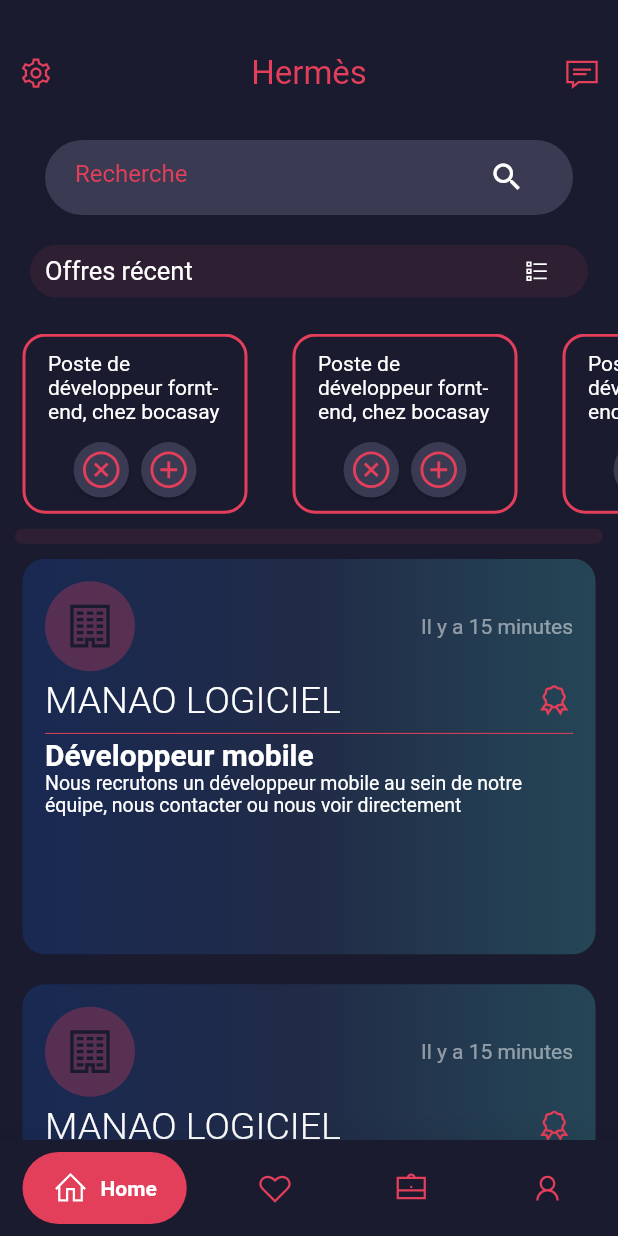
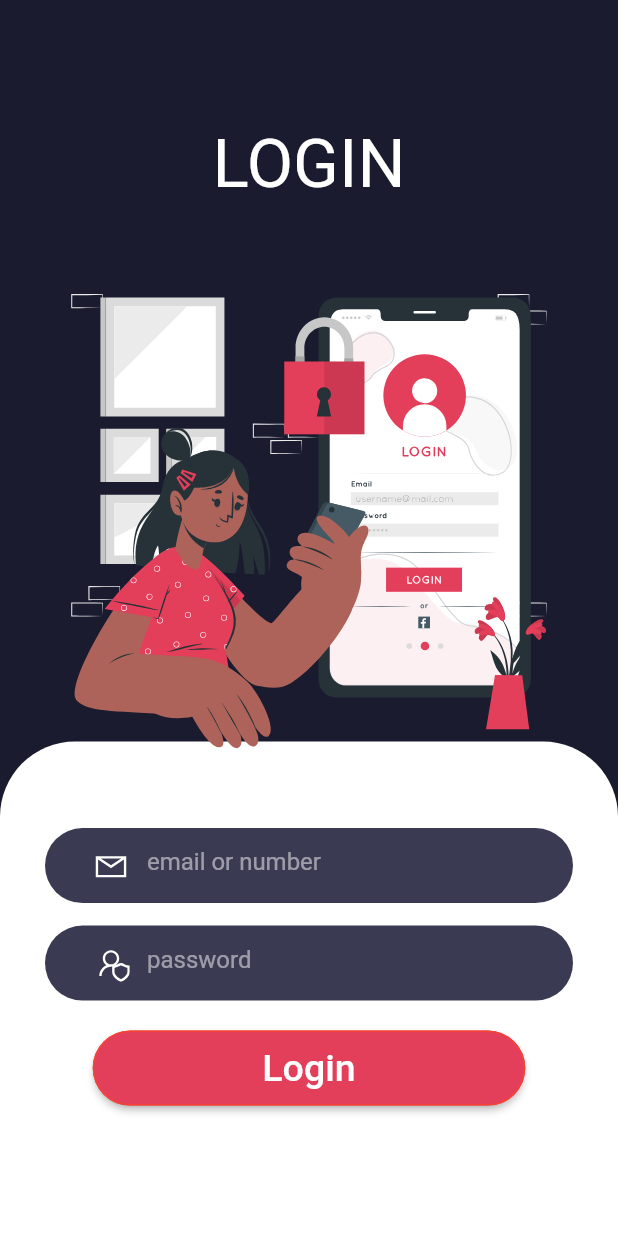
Before and after one commit to c3k4ah/Hermes, a Flutter app: the screen it shows after launch, on a phone screen of 412 x 824 dp. Run offline on Flutter 3.47's test engine with Material 2 defaults, Android fonts, the phone set to English and light mode, and no system bars; drawn by our look-alikes of google_nav_bar; our stand-ins replace flutter_custom_clippers, flutter_svg, get, line_icons, rounded_loading_button.

Commit message:
login screen done

```diff
--- a/lib/colors.dart
+++ b/lib/colors.dart
@@ -6,3 +6,4 @@ const Color blueDark = Color(0xff162447);
 const Color dark = Color(0xff1A1B2F);
 const Color darkSecond = Color(0xFF3A3B52);
 const Color white = Color(0xffffffff);
+const Color blancCasse = Color(0xFFECECEC);
--- a/lib/main.dart
+++ b/lib/main.dart
@@ -1,5 +1,6 @@
 import 'package:flutter/material.dart';
 import 'package:get/get.dart';
+import 'package:hermes/views/connexion.dart';
 import 'package:hermes/views/homeSreen.dart';
 import 'package:hermes/views/splash.dart';
 
@@ -13,7 +14,7 @@ class MyApp extends StatelessWidget {
   @override
   Widget build(BuildContext context) {
     Future.delayed(const Duration(milliseconds: 3000), () {
-      Get.offNamed('/home');
+      Get.offNamed('/connect');
     });
     return GetMaterialApp(
         theme: ThemeData(
@@ -24,6 +25,7 @@ class MyApp extends StatelessWidget {
         initialRoute: '/',
         routes: {
           '/': (context) => SplashScreen(),
+          '/connect': (context) => ConnectPage(),
           '/home': (context) => Home(),
         });
   }
--- /dev/null
+++ b/lib/views/connexion.dart
@@ -0,0 +1,160 @@
+// ignore_for_file: unused_import
+
+import 'dart:async';
+import 'package:flutter_svg/flutter_svg.dart';
+import 'package:flutter/material.dart';
+import 'package:flutter_custom_clippers/flutter_custom_clippers.dart';
+import 'package:get/get.dart';
+import 'package:hermes/colors.dart';
+import 'package:line_icons/line_icons.dart';
+import 'package:rounded_loading_button/rounded_loading_button.dart';
+
+class ConnectPage extends StatelessWidget {
+  ConnectPage({Key? key}) : super(key: key);
+
+  @override
+  Widget build(BuildContext context) {
+    return Scaffold(
+      body: SingleChildScrollView(
+        child: Column(
+          children: [
+            Container(
+              height: Get.height,
+              width: Get.width,
+              color: dark,
+              child: Stack(
+                alignment: Alignment.bottomCenter,
+                //mainAxisAlignment: MainAxisAlignment.end,
+                children: [
+                  Positioned(
+                    top: Get.height * .1,
+                    child: Center(
+                      child: Text(
+                        "LOGIN",
+                        style: TextStyle(fontSize: 45, color: white),
+                      ),
+                    ),
+                  ),
+                  Container(
+                      decoration: BoxDecoration(
+                          color: white,
+                          borderRadius: BorderRadius.only(
+                            topLeft: Radius.circular(50),
+                            topRight: Radius.circular(50),
+                          )),
+                      height: Get.height * .4,
+                      width: Get.width,
+                      child: Column(
+                        children: [
+                          SizedBox(
+                            height: Get.height * .07,
+                          ),
+                          Container(
+                            alignment: Alignment.center,
+                            margin: EdgeInsets.symmetric(horizontal: 30.0),
+                            padding: EdgeInsets.symmetric(horizontal: 20.0),
+                            height: 50,
+                            decoration: BoxDecoration(
+                              color: darkSecond,
+                              borderRadius: BorderRadius.circular(50),
+                            ),
+                            child: Row(
+                              children: <Widget>[
+                                Expanded(
+                                  child: TextField(
+                                    onChanged: (value) {},
+                                    style: TextStyle(color: white),
+                                    decoration: InputDecoration(
+                                      hintText: "email or number",
+                                      hintStyle: TextStyle(
+                                        color: white.withOpacity(.5),
+                                      ),
+                                      enabledBorder: InputBorder.none,
+                                      focusedBorder: InputBorder.none,
+                                      prefixIcon: Icon(
+                                        LineIcons.envelope,
+                                        color: white,
+                                        size: 25,
+                                      ),
+                                    ),
+                                  ),
+                                ),
+                              ],
+                            ),
+                          ),
+                          SizedBox(
+                            height: 15,
+                          ),
+                          Container(
+                            alignment: Alignment.center,
+                            margin: EdgeInsets.symmetric(horizontal: 30.0),
+                            padding: EdgeInsets.symmetric(horizontal: 20.0),
+                            height: 50,
+                            decoration: BoxDecoration(
+                              color: darkSecond,
+                              borderRadius: BorderRadius.circular(50),
+                            ),
+                            child: Row(
+                              children: <Widget>[
+                                Expanded(
+                                  child: TextField(
+                                    onChanged: (value) {},
+                                    style: TextStyle(color: white),
+                                    decoration: InputDecoration(
+                                      hintText: "password",
+                                      hintStyle: TextStyle(
+                                        color: white.withOpacity(.5),
+                                      ),
+                                      enabledBorder: InputBorder.none,
+                                      focusedBorder: InputBorder.none,
+                                      prefixIcon: Icon(
+                                        LineIcons.userShield,
+                                        color: white,
+                                        size: 25,
+                                      ),
+                                    ),
+                                  ),
+                                ),
+                              ],
+                            ),
+                          ),
+                          SizedBox(
+                            height: 20,
+                          ),
+                          MaterialButton(
+                            height: 50,
+                            minWidth: Get.width * .7,
+                            textColor: white,
+                            child: Text(
+                              "Login",
+                              style: TextStyle(fontSize: 25),
+                            ),
+                            splashColor: dark,
+                            shape: RoundedRectangleBorder(
+                              borderRadius: BorderRadius.circular(50.0),
+                              side: BorderSide(color: Colors.red),
+                            ),
+                            onPressed: () {
+                              Get.toNamed('/home');
+                            },
+                            color: redBlood,
+                          )
+                        ],
+                      )),
+                  Positioned(
+                    bottom: Get.height * .30,
+                    child: SvgPicture.asset(
+                      'assets/img/Login.svg',
+                      width: Get.width * .90,
+                      height: Get.height * .55,
+                    ),
+                  ),
+                ],
+              ),
+            ),
+          ],
+        ),
+      ),
+    );
+  }
+}
--- a/lib/views/homeSreen.dart
+++ b/lib/views/homeSreen.dart
@@ -24,7 +24,7 @@ class Home extends StatelessWidget {
               ),
               Row(mainAxisAlignment: MainAxisAlignment.spaceBetween, children: [
                 IconButton(
-                  icon: Icon(LineIcons.cog, color: redBlood),
+                  icon: Icon(LineIcons.userCog, color: redBlood),
                   onPressed: () {},
                 ),
                 Text(
@@ -46,13 +46,6 @@ class Home extends StatelessWidget {
                 decoration: BoxDecoration(
                   color: darkSecond,
                   borderRadius: BorderRadius.circular(50),
-                  /*boxShadow: [
-                BoxShadow(
-                  offset: Offset(0, 5),
-                  blurRadius: 10,
-                  color: white,
-                ),
-              ],*/
                 ),
                 child: Row(
                   children: <Widget>[
@@ -99,7 +92,9 @@ class Home extends StatelessWidget {
                         color: white,
                         size: 25,
                       ),
-                      onPressed: () {},
+                      onPressed: () {
+                        // Get.toNamed('/connect');
+                      },
                     ),
                   ],
                 ),
--- a/lib/views/widget/cardListe.dart
+++ b/lib/views/widget/cardListe.dart
@@ -111,15 +111,26 @@ class CardGM extends StatelessWidget {
             mainAxisAlignment: MainAxisAlignment.spaceBetween,
             //crossAxisAlignment: CrossAxisAlignment.center,
             children: [
-              CircleAvatar(
-                backgroundColor: redBlood.withOpacity(.3),
-                radius: 30,
+              MaterialButton(
+                onPressed: () {},
+                minWidth: 40,
+                height: 50,
+                shape: RoundedRectangleBorder(
+                  borderRadius: BorderRadius.circular(50.0),
+                  side: BorderSide(color: Colors.red, width: 2),
+                ),
                 child: Icon(
-                  LineIcons.building,
+                  LineIcons.thumbsUp,
                   size: 35,
-                  color: dark,
+                  color: white,
                 ),
               ),
+              IconButton(
+                  onPressed: () {},
+                  icon: Icon(
+                    LineIcons.link,
+                    color: white,
+                  )),
               Text(
                 "Il y a 15 minutes",
                 style: TextStyle(color: white.withOpacity(.5)),
@@ -127,7 +138,7 @@ class CardGM extends StatelessWidget {
             ],
           ),
           SizedBox(
-            height: 5,
+            height: 10,
           ),
           Row(
             mainAxisAlignment: MainAxisAlignment.spaceBetween,
--- a/pubspec.yaml
+++ b/pubspec.yaml
@@ -32,6 +32,8 @@ dependencies:
   google_nav_bar: ^5.0.5
   line_icons: ^2.0.1
   flutter_custom_clippers: ^2.0.0
+  rounded_loading_button: ^2.0.5
+  flutter_svg: ^1.0.0
 
 dev_dependencies:
   flutter_test:
```
Also changed, not shown: assets/img/Login.svg (added), lib/views/inscription.dart (added), pubspec.lock.
